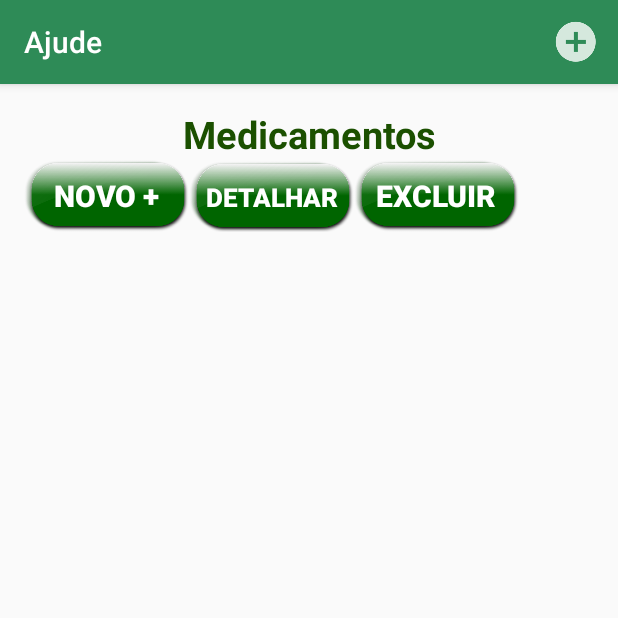
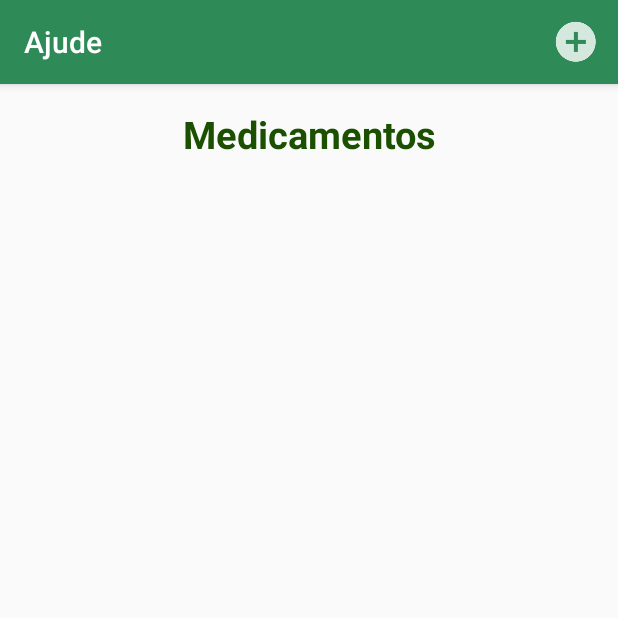
Before and after one commit to Nirvana16/Ajude, an Android app: the MedicamentoActivity screen opened directly, with no data from a screen before it, on a phone screen of 412 x 824 dp, the top half of it. Run offline under Robolectric (Android 15) with nearby library versions, the phone set to English and light mode, and no system bars; 1 statement that could not run was skipped.

Commit message:
Implementado Layout e funcao CRUD Medicamentos

```diff
--- a/app/src/main/java/br/edu/iff/pooa20162/ajude/MascaraEditTextListener.java
+++ b/app/src/main/java/br/edu/iff/pooa20162/ajude/Mask/MascaraEditTextListener.java
@@ -1,4 +1,4 @@
-package br.edu.iff.pooa20162.ajude;
+package br.edu.iff.pooa20162.ajude.Mask;
 
 /**
  * Created by Nirvana16 on 22/12/16.
--- a/app/src/main/java/br/edu/iff/pooa20162/ajude/Utils.java
+++ b/app/src/main/java/br/edu/iff/pooa20162/ajude/Mask/Utils.java
@@ -1,4 +1,4 @@
-package br.edu.iff.pooa20162.ajude;
+package br.edu.iff.pooa20162.ajude.Mask;
 
 /**
  * Created by Nirvana16 on 22/12/16.
--- a/app/src/main/java/br/edu/iff/pooa20162/ajude/activity/ContatoActivity.java
+++ b/app/src/main/java/br/edu/iff/pooa20162/ajude/activity/ContatoActivity.java
@@ -8,7 +8,7 @@ import android.widget.Button;
 import android.widget.EditText;
 import android.widget.Toast;
 
-import br.edu.iff.pooa20162.ajude.MascaraEditTextListener;
+import br.edu.iff.pooa20162.ajude.Mask.MascaraEditTextListener;
 import br.edu.iff.pooa20162.ajude.R;
 import br.edu.iff.pooa20162.ajude.model.Contato;
 
--- a/app/src/main/java/br/edu/iff/pooa20162/ajude/activity/MedicamentoActivity.java
+++ b/app/src/main/java/br/edu/iff/pooa20162/ajude/activity/MedicamentoActivity.java
@@ -19,7 +19,7 @@ import br.edu.iff.pooa20162.ajude.R;
 import br.edu.iff.pooa20162.ajude.adapter.MedicamentoAdapter;
 import br.edu.iff.pooa20162.ajude.model.Medicamento;
 
-import static br.edu.iff.pooa20162.ajude.R.id.bMedicamentoNovo;
+//import static br.edu.iff.pooa20162.ajude.R.id.bMedicamentoNovo;
 
 
 public class MedicamentoActivity extends AppCompatActivity {
@@ -45,22 +45,22 @@ public class MedicamentoActivity extends AppCompatActivity {
 //            }
 //        });
 
-        Button bNovo = (Button) findViewById(bMedicamentoNovo);
-        bNovo.setOnClickListener(new View.OnClickListener() {
-
-            @Override
-            public void onClick(View view) {
-                Intent it = new Intent(MedicamentoActivity.this, MedicamentoCadastroActivity.class);
-                it.putExtra("id",0);
-                it.putExtra("nome","");
-                it.putExtra("descricao","");
-                it.putExtra("horaDeUso","");
-                it.putExtra("dataInicio","");
-                it.putExtra("dataTermino","");
-                it.putExtra("dosagem",0);
-                startActivity(it);
-            }
-        });
+//        Button bNovo = (Button) findViewById(bMedicamentoNovo);
+//        bNovo.setOnClickListener(new View.OnClickListener() {
+//
+//            @Override
+//            public void onClick(View view) {
+//                Intent it = new Intent(MedicamentoActivity.this, MedicamentoCadastroActivity.class);
+//                it.putExtra("id",0);
+//                it.putExtra("nome","");
+//                it.putExtra("descricao","");
+//                it.putExtra("horaDeUso","");
+//                it.putExtra("dataInicio","");
+//                it.putExtra("dataTermino","");
+//                it.putExtra("dosagem",0);
+//                startActivity(it);
+//            }
+//        });
     }
 
     @Override
@@ -146,8 +146,18 @@ public class MedicamentoActivity extends AppCompatActivity {
     public boolean onOptionsItemSelected(MenuItem item) {
         switch (item.getItemId()) {
             case R.id.action_add:
-                Intent intent = new Intent(this, MedicamentoCadastroActivity.class);
-                this.startActivity(intent);
+//                Intent intent = new Intent(this, MedicamentoCadastroActivity.class);
+//                this.startActivity(intent);
+//
+                Intent it = new Intent(MedicamentoActivity.this, MedicamentoCadastroActivity.class);
+                it.putExtra("id",0);
+                it.putExtra("nome","");
+                it.putExtra("descricao","");
+                it.putExtra("horaDeUso","");
+                it.putExtra("dataInicio","");
+                it.putExtra("dataTermino","");
+                it.putExtra("dosagem",0);
+                startActivity(it);
                 break;
 //            case R.id.action_paciente:
 //                Intent intent2 = new Intent(this,PacienteActivity.class);
--- a/app/src/main/res/layout/activity_medicamento.xml
+++ b/app/src/main/res/layout/activity_medicamento.xml
@@ -23,7 +23,7 @@
         android:textSize="25dp"
         android:focusableInTouchMode="true"
         android:focusable="true" />
-
+    <!--
     <LinearLayout
         android:orientation="horizontal"
         android:layout_width="match_parent"
@@ -62,11 +62,14 @@
             android:textColor="#ffffff"
             android:textStyle="bold" />
     </LinearLayout>
+    -->
 
     <ListView
         android:layout_width="match_parent"
         android:layout_height="match_parent"
-        android:layout_below="@+id/linearLayout"
         android:choiceMode="singleChoice"
-        android:id="@+id/lvMedicamentos" />
+        android:id="@+id/lvMedicamentos"
+        android:layout_below="@+id/tMedicamentos"
+        android:layout_alignParentStart="true"
+        android:layout_marginTop="12dp" />
 </RelativeLayout>
```
Also changed, not shown: app/src/main/java/br/edu/iff/pooa20162/ajude/activity/MedicamentoCadastroActivity.java (+35 -1 lines), app/src/main/res/layout/activity_medicamento_cadastro.xml (+12 -5 lines), app/src/main/res/layout/linha_medicamento.xml (+7 -1 lines).
